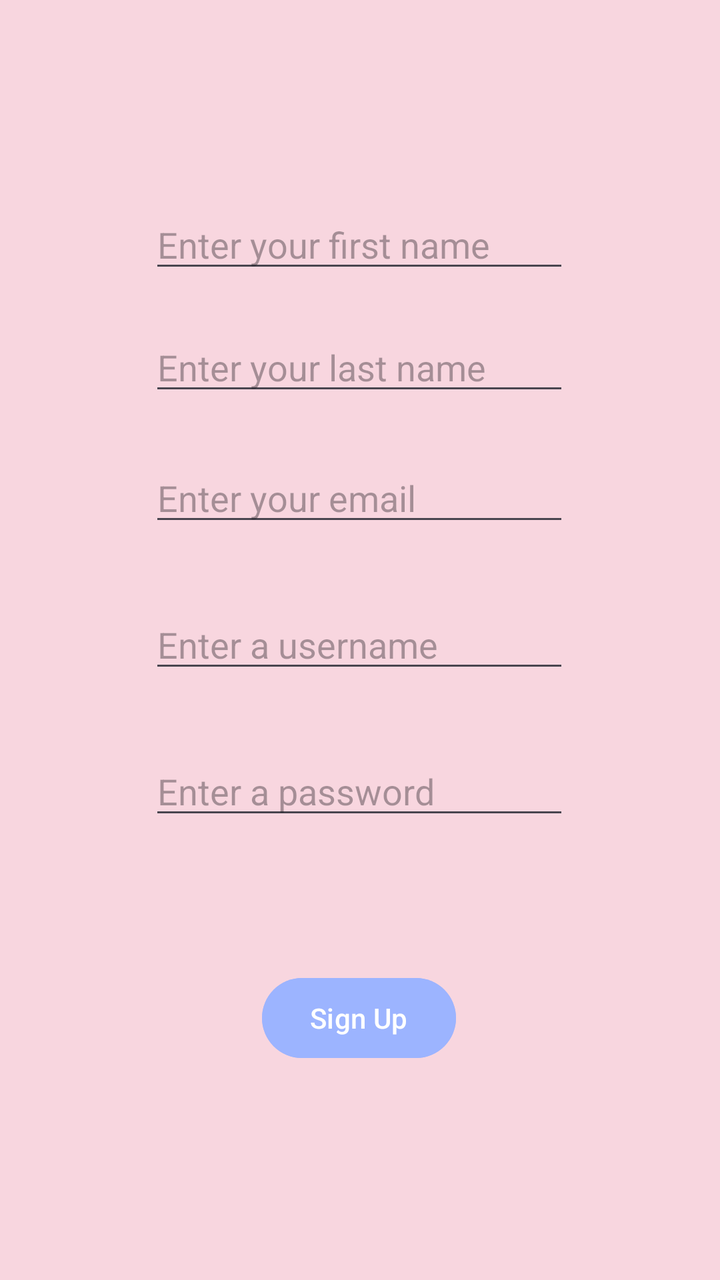
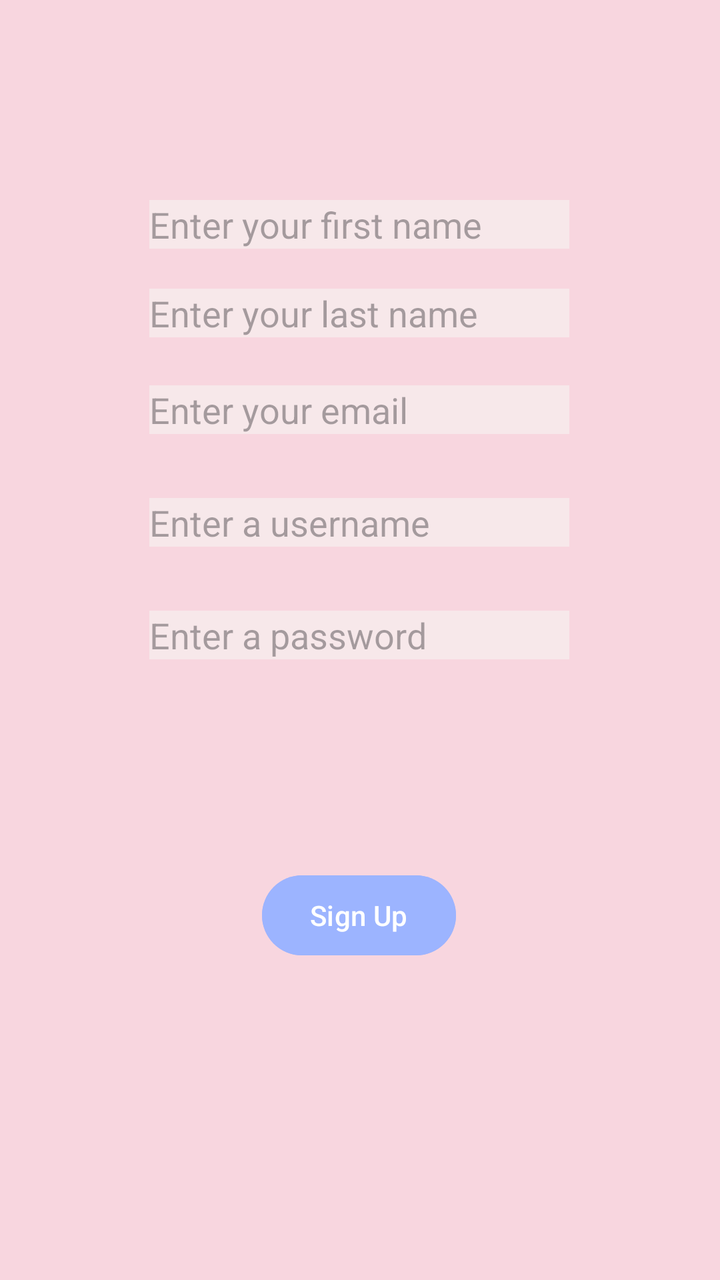

Compare the two renders of this Android layout. The source of the first and the diff that turns it into the second are given below.
<!-- AndroidManifest.xml: application theme Theme.MyApp -->
<!-- res/layout/activity_sign_up.xml -->
<?xml version="1.0" encoding="utf-8"?>
<androidx.constraintlayout.widget.ConstraintLayout xmlns:android="http://schemas.android.com/apk/res/android"
    xmlns:app="http://schemas.android.com/apk/res-auto"
    xmlns:tools="http://schemas.android.com/tools"
    android:id="@+id/main"
    android:layout_width="match_parent"
    android:layout_height="match_parent"
    android:background="#F8D6DF"
    tools:context=".SignUpActivity">

    <EditText
        android:id="@+id/fistNameText"
        android:layout_width="wrap_content"
        android:layout_height="wrap_content"
        android:layout_marginTop="100dp"
        android:ems="10"
        android:hint="Enter your first name"
        android:inputType="text"
        app:layout_constraintEnd_toEndOf="parent"
        app:layout_constraintHorizontal_bias="0.497"
        app:layout_constraintStart_toStartOf="parent"
        app:layout_constraintTop_toTopOf="parent" />

    <EditText
        android:id="@+id/lastNameText"
        android:layout_width="wrap_content"
        android:layout_height="wrap_content"
        android:layout_marginTop="20dp"
        android:ems="10"
        android:hint="Enter your last name"
        android:inputType="text"
        app:layout_constraintEnd_toEndOf="parent"
        app:layout_constraintHorizontal_bias="0.497"
        app:layout_constraintStart_toStartOf="parent"
        app:layout_constraintTop_toBottomOf="@+id/fistNameText" />

    <EditText
        android:id="@+id/emailText"
        android:layout_width="wrap_content"
        android:layout_height="wrap_content"
        android:layout_marginTop="24dp"
        android:ems="10"
        android:hint="Enter your email"
        android:inputType="textEmailAddress"
        app:layout_constraintEnd_toEndOf="parent"
        app:layout_constraintHorizontal_bias="0.497"
        app:layout_constraintStart_toStartOf="parent"
        app:layout_constraintTop_toBottomOf="@+id/lastNameText" />

    <EditText
        android:id="@+id/userNameText"
        android:layout_width="wrap_content"
        android:layout_height="wrap_content"
        android:layout_marginTop="32dp"
        android:ems="10"
        android:hint="Enter a username"
        android:inputType="text"
        app:layout_constraintEnd_toEndOf="parent"
        app:layout_constraintHorizontal_bias="0.497"
        app:layout_constraintStart_toStartOf="parent"
        app:layout_constraintTop_toBottomOf="@+id/emailText" />

    <EditText
        android:id="@+id/passwordText"
        android:layout_width="wrap_content"
        android:layout_height="wrap_content"
        android:layout_marginTop="32dp"
        android:ems="10"
        android:hint="Enter a password"
        android:inputType="textPassword"
        app:layout_constraintEnd_toEndOf="parent"
        app:layout_constraintHorizontal_bias="0.497"
        app:layout_constraintStart_toStartOf="parent"
        app:layout_constraintTop_toBottomOf="@+id/userNameText" />

    <Button
        android:id="@+id/signUpButton"
        android:layout_width="wrap_content"
        android:layout_height="wrap_content"
        android:backgroundTint="#ED9CB4FF"
        android:text="Sign Up"
        app:layout_constraintBottom_toBottomOf="parent"
        app:layout_constraintEnd_toEndOf="parent"
        app:layout_constraintHorizontal_bias="0.498"
        app:layout_constraintStart_toStartOf="parent"
        app:layout_constraintTop_toBottomOf="@+id/passwordText"
        app:layout_constraintVertical_bias="0.396" />

</androidx.constraintlayout.widget.ConstraintLayout>
<!-- resources referenced by this layout -->
<resources>
  <style name="Theme.MyApp" parent="Base.Theme.MyApp" />
  <style name="Base.Theme.MyApp" parent="Theme.Material3.DayNight.NoActionBar">
          
          
      </style>
</resources>

<!-- the commit's change to res/layout/activity_sign_up.xml (unified diff, before → after) -->
@@ -16,6 +16,7 @@
         android:ems="10"
         android:hint="Enter your first name"
         android:inputType="text"
+        android:background="#F7E8EA"
         app:layout_constraintEnd_toEndOf="parent"
         app:layout_constraintHorizontal_bias="0.497"
         app:layout_constraintStart_toStartOf="parent"
@@ -29,6 +30,7 @@
         android:ems="10"
         android:hint="Enter your last name"
         android:inputType="text"
+        android:background="#F7E8EA"
         app:layout_constraintEnd_toEndOf="parent"
         app:layout_constraintHorizontal_bias="0.497"
         app:layout_constraintStart_toStartOf="parent"
@@ -42,6 +44,7 @@
         android:ems="10"
         android:hint="Enter your email"
         android:inputType="textEmailAddress"
+        android:background="#F7E8EA"
         app:layout_constraintEnd_toEndOf="parent"
         app:layout_constraintHorizontal_bias="0.497"
         app:layout_constraintStart_toStartOf="parent"
@@ -55,6 +58,7 @@
         android:ems="10"
         android:hint="Enter a username"
         android:inputType="text"
+        android:background="#F7E8EA"
         app:layout_constraintEnd_toEndOf="parent"
         app:layout_constraintHorizontal_bias="0.497"
         app:layout_constraintStart_toStartOf="parent"
@@ -65,6 +69,7 @@
         android:layout_width="wrap_content"
         android:layout_height="wrap_content"
         android:layout_marginTop="32dp"
+        android:background="#F7E8EA"
         android:ems="10"
         android:hint="Enter a password"
         android:inputType="textPassword"
